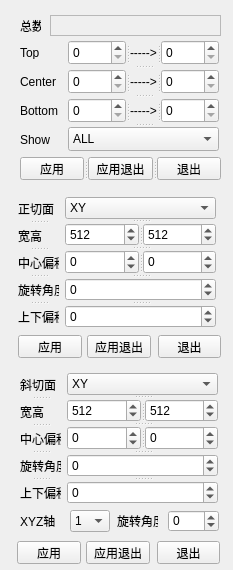
This is Tools/INimage3D/volumedataset.ui in zyq1569/HealthApp as Qt 5 draws it before an edit. The edited form follows.
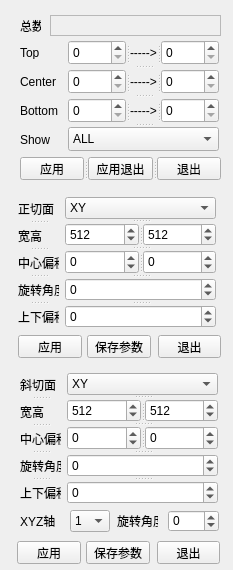
This is the edited form.

Commit message: fine-tune

Diff of the .ui file:
```diff
--- a/Tools/INimage3D/volumedataset.ui
+++ b/Tools/INimage3D/volumedataset.ui
@@ -258,7 +258,7 @@
     </rect>
    </property>
    <property name="text">
-    <string>应用退出</string>
+    <string>保存参数</string>
    </property>
   </widget>
   <widget class="QPushButton" name="m_pbSaveRect">
@@ -549,7 +549,7 @@
     </rect>
    </property>
    <property name="text">
-    <string>应用退出</string>
+    <string>保存参数</string>
    </property>
   </widget>
   <widget class="QPushButton" name="m_pbObliquerSaveRect">
```
Left out of the diff: 4 changed lines with no effect on the pictures. The commit also changes 2 other files.
